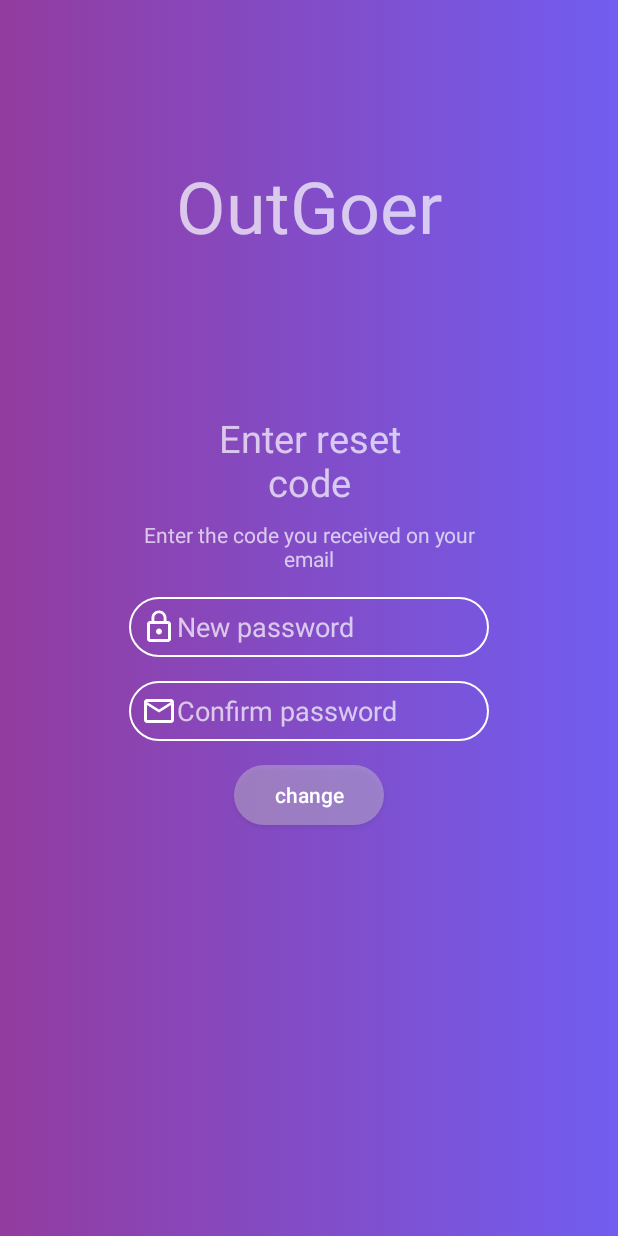
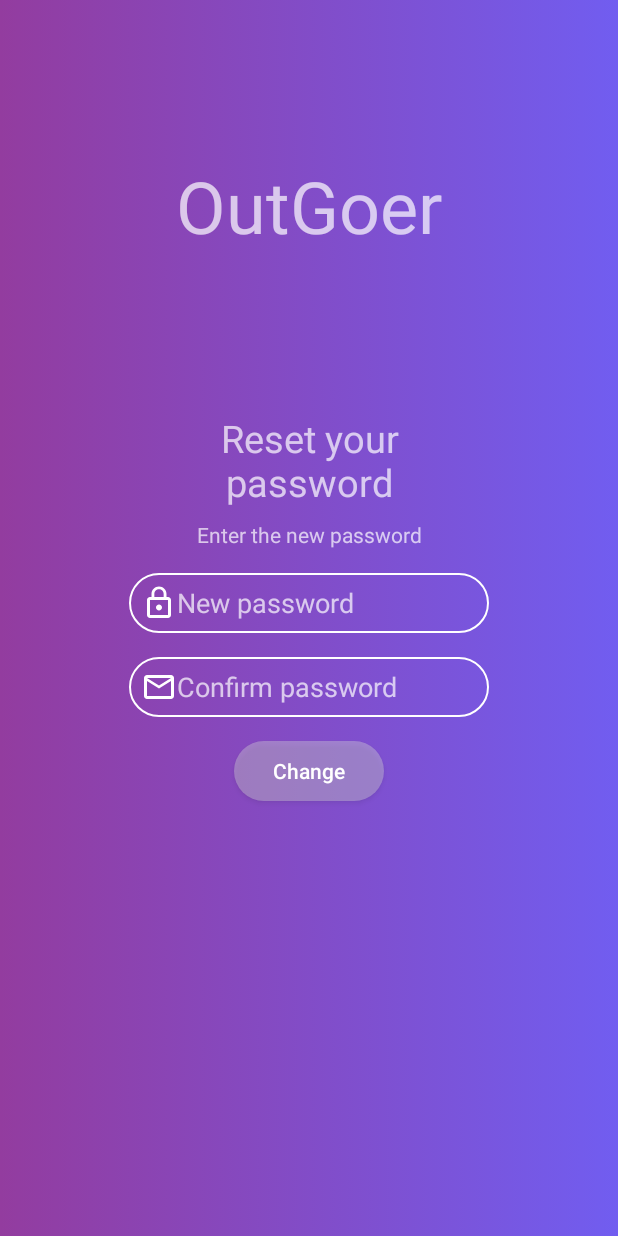
Before and after one commit to MatWoj27/out-goer, an Android app: the fragment ResetPasswordFragment placed in its activity, after a tap on "Verify", on a phone screen of 412 x 824 dp. Run offline under Robolectric (Android 15) with nearby library versions, the phone set to English and light mode, and no system bars; our stand-ins replace ButterKnife; 1 other tap on this screen came first.

Commit message:
Text animations for non edit text views

```diff
--- a/app/src/main/java/com/mattech/outgoer/fragments/ResetPasswordFragment.java
+++ b/app/src/main/java/com/mattech/outgoer/fragments/ResetPasswordFragment.java
@@ -1,6 +1,8 @@
 package com.mattech.outgoer.fragments;
 
 
+import android.animation.ObjectAnimator;
+import android.animation.PropertyValuesHolder;
 import android.os.Bundle;
 import android.support.v4.app.Fragment;
 import android.view.LayoutInflater;
@@ -16,6 +18,9 @@ import butterknife.BindView;
 import butterknife.ButterKnife;
 
 public class ResetPasswordFragment extends Fragment {
+    private PropertyValuesHolder scaleX = PropertyValuesHolder.ofFloat(View.SCALE_X, 0.5f, 1f);
+    private PropertyValuesHolder scaleY = PropertyValuesHolder.ofFloat(View.SCALE_Y, 0.5f, 1f);
+    private PropertyValuesHolder alpha = PropertyValuesHolder.ofFloat(View.ALPHA, 0f, 1f);
 
     @BindView(R.id.reset_header)
     TextView resetHeader;
@@ -37,17 +42,28 @@ public class ResetPasswordFragment extends Fragment {
                              Bundle savedInstanceState) {
         View view = inflater.inflate(R.layout.fragment_reset_password, container, false);
         ButterKnife.bind(this, view);
-        sendBtn.setOnClickListener(v -> {
-            resetHeader.setText(getResources().getString(R.string.enter_reset_code));
-            resetInfo.setText(getResources().getString(R.string.reset_code_info));
-            mail.setHint(getResources().getString(R.string.reset_code_hint));
-            sendBtn.setText(R.string.verify);
-            sendBtn.setOnClickListener(vi -> {
-                newPass.setVisibility(View.VISIBLE);
-                mail.setHint(R.string.confirm_new_pass);
-                sendBtn.setText(R.string.change);
-            });
-        });
+        sendBtn.setOnClickListener(v -> arrangeResetCodeStep());
         return view;
     }
+
+    private void animateTextChange(TextView textView, String newText) {
+        ObjectAnimator.ofPropertyValuesHolder(textView, scaleX, scaleY, alpha).setDuration(300).start();
+        textView.setText(newText);
+    }
+
+    private void arrangeResetCodeStep() {
+        animateTextChange(resetHeader, getResources().getString(R.string.enter_reset_code));
+        animateTextChange(resetInfo, getResources().getString(R.string.reset_code_info));
+        mail.setHint(getResources().getString(R.string.reset_code_hint));
+        animateTextChange(sendBtn, getResources().getString(R.string.verify));
+        sendBtn.setOnClickListener(v -> arrangeChangePassStep());
+    }
+
+    private void arrangeChangePassStep() {
+        animateTextChange(resetHeader, getResources().getString(R.string.reset_pass));
+        animateTextChange(resetInfo, getResources().getString(R.string.reset_pass_info));
+        newPass.setVisibility(View.VISIBLE);
+        mail.setHint(R.string.confirm_new_pass);
+        animateTextChange(sendBtn, getResources().getString(R.string.change));
+    }
 }
--- a/app/src/main/res/values/strings.xml
+++ b/app/src/main/res/values/strings.xml
@@ -19,9 +19,11 @@
     <string name="reset_code_info">Enter the code you received on your email</string>
     <string name="reset_code_hint">Reset code</string>
     <string name="verify">Verify</string>
+    <string name="reset_pass">Reset your password</string>
+    <string name="reset_pass_info">Enter the new password</string>
     <string name="enter_new_pass">New password</string>
     <string name="confirm_new_pass">Confirm password</string>
-    <string name="change">change</string>
+    <string name="change">Change</string>
     <string name="no_username_error">Username field is empty!</string>
     <string name="no_pass_error">Password field is empty!</string>
 </resources>
```
